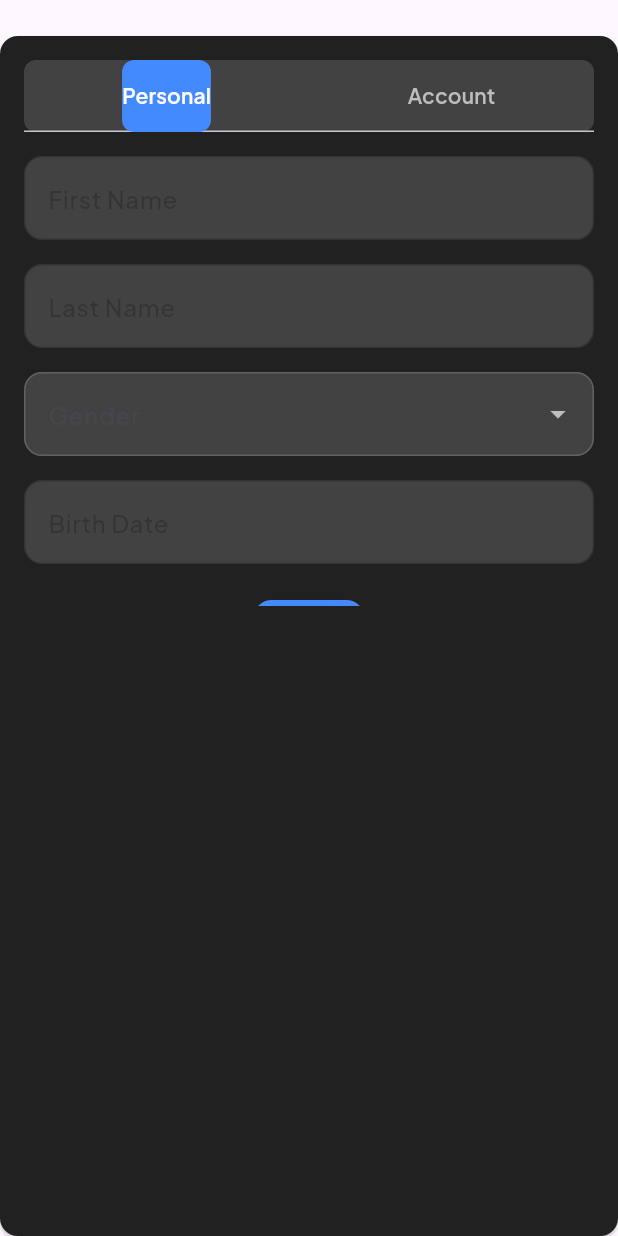
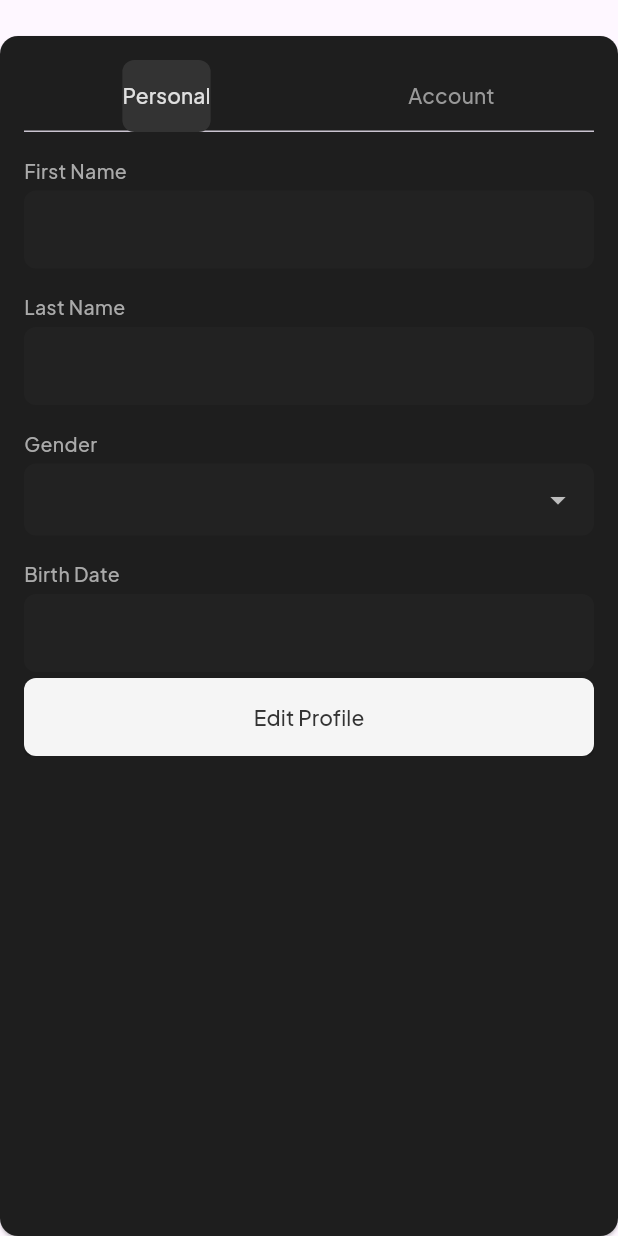
Before and after one commit to AsilMehaboob/BUNKR, a Flutter app: the TabbedProfileCard widget shown alone on an empty page, opened directly with empty values, on a phone screen of 412 x 824 dp. Run offline on Flutter 3.47's test engine with Material 3 defaults, Android fonts, the phone set to English and light mode, and no system bars; our stand-ins replace dio, flutter_secure_storage, google_fonts; accounts and stored records are empty; network calls fail.

Commit message:
updated tabbed card

```diff
--- a/lib/widgets/tabbed_profile_card.dart
+++ b/lib/widgets/tabbed_profile_card.dart
@@ -1,7 +1,6 @@
 // widgets/tabbed_profile_card.dart
 import 'package:flutter/material.dart';
 import '../services/profile_service.dart';
-import '../services/user_service.dart';
 
 class TabbedProfileCard extends StatefulWidget {
   final Map<String, dynamic> userData;
@@ -19,6 +18,16 @@ class TabbedProfileCard extends StatefulWidget {
 
 class _TabbedProfileCardState extends State<TabbedProfileCard>
     with SingleTickerProviderStateMixin {
+  // Color Constants
+  static const primaryBackground = Color(0xFF1E1E1E);
+  static const primaryText = Color(0xFFE0E0E0);
+  static const secondaryText = Color(0xFFAAAAAA);
+  static const inputBackground = Color(0xFF222222);
+  static const selectedTabBg = Color(0xFF333333);
+  static const unselectedTabText = Color(0xFF999999);
+  static const buttonBg = Color(0xFFF5F5F5);
+  static const buttonText = Color(0xFF333333);
+
   late TabController _tabController;
   late final ProfileService _profileService;
   late TextEditingController _firstNameController;
@@ -50,19 +59,21 @@ class _TabbedProfileCardState extends State<TabbedProfileCard>
   @override
   Widget build(BuildContext context) {
     return Card(
-      color: Colors.grey[900],
+      color: primaryBackground,
       margin: const EdgeInsets.only(top: 24),
       shape: RoundedRectangleBorder(borderRadius: BorderRadius.circular(12)),
       child: Padding(
         padding: const EdgeInsets.all(16.0),
         child: Column(
+          crossAxisAlignment: CrossAxisAlignment.start,
           children: [
             _buildTabBar(),
             const SizedBox(height: 16),
             SizedBox(
-              height: 300,
+              height: 400,
               child: TabBarView(
                 controller: _tabController,
+                physics: const NeverScrollableScrollPhysics(),
                 children: [
                   _buildPersonalTab(),
                   _buildAccountTab(),
@@ -78,17 +89,22 @@ class _TabbedProfileCardState extends State<TabbedProfileCard>
   Widget _buildTabBar() {
     return Container(
       decoration: BoxDecoration(
-        color: Colors.grey[800],
+        color: primaryBackground,
         borderRadius: BorderRadius.circular(8),
       ),
       child: TabBar(
         controller: _tabController,
         indicator: BoxDecoration(
           borderRadius: BorderRadius.circular(8),
-          color: Colors.blueAccent,
+          color: selectedTabBg,
         ),
-        labelColor: Colors.white,
-        unselectedLabelColor: Colors.grey[400],
+        labelColor: primaryText,
+        unselectedLabelColor: unselectedTabText,
+        labelStyle: const TextStyle(
+          fontWeight: FontWeight.w500,
+          fontSize: 14,
+        ),
+        isScrollable: false,
         tabs: const [
           Tab(text: 'Personal'),
           Tab(text: 'Account'),
@@ -98,24 +114,88 @@ class _TabbedProfileCardState extends State<TabbedProfileCard>
   }
 
   Widget _buildPersonalTab() {
-    return SingleChildScrollView(
-      child: Column(
+    return Column(
+      crossAxisAlignment: CrossAxisAlignment.start,
       children: [
+        _buildInputField('First Name', _firstNameController),
+        const SizedBox(height: 16),
+        _buildInputField('Last Name', _lastNameController),
+        const SizedBox(height: 16),
+        _buildGenderDropdown(),
+        const SizedBox(height: 16),
+        _buildDateInput(),
+        const Spacer(),
+        _buildActionButtons(),
+      ],
+    );
+  }
+
+  Widget _buildAccountTab() {
+    return Column(
+      crossAxisAlignment: CrossAxisAlignment.start,
+      children: [
+        _buildAccountInfo('Username', '@${widget.userData['username']}'),
+        const SizedBox(height: 16),
+        _buildAccountInfo('Email', widget.userData['email']),
+        const SizedBox(height: 16),
+        _buildAccountInfo('Mobile', '+${widget.userData['mobile']}'),
+        const SizedBox(height: 16),
+        _buildAccountInfo(
+          'Account Created',
+          DateTime.parse(widget.userData['created_at'])
+              .toLocal()
+              .toString()
+              .split(' ')[0],
+        ),
+        const Spacer(),
+      ],
+    );
+  }
+
+  Widget _buildInputField(String label, TextEditingController controller) {
+    return Column(
+      crossAxisAlignment: CrossAxisAlignment.start,
+      children: [
+        Text(label, style: const TextStyle(color: secondaryText, fontSize: 13)),
+        const SizedBox(height: 4),
         TextFormField(
-            controller: _firstNameController,
+          controller: controller,
           enabled: _isEditing && !_isUpdating,
-            decoration: _inputDecoration('First Name'),
+          style: const TextStyle(color: primaryText),
+          decoration: InputDecoration(
+            filled: true,
+            fillColor: inputBackground,
+            border: OutlineInputBorder(
+              borderRadius: BorderRadius.circular(8),
+              borderSide: BorderSide.none,
             ),
-          const SizedBox(height: 16),
-          TextFormField(
-            controller: _lastNameController,
-            enabled: _isEditing && !_isUpdating,
-            decoration: _inputDecoration('Last Name'),
+            contentPadding: const EdgeInsets.symmetric(
+              horizontal: 16, vertical: 14),
           ),
-          const SizedBox(height: 16),
+        ),
+      ],
+    );
+  }
+
+  Widget _buildGenderDropdown() {
+    return Column(
+      crossAxisAlignment: CrossAxisAlignment.start,
+      children: [
+        const Text('Gender', style: TextStyle(color: secondaryText, fontSize: 13)),
+        const SizedBox(height: 4),
         DropdownButtonFormField<String>(
           value: _gender,
-            decoration: _inputDecoration('Gender'),
+          dropdownColor: inputBackground,
+          style: const TextStyle(color: primaryText),
+          decoration: InputDecoration(
+            filled: true,
+            fillColor: inputBackground,
+            border: OutlineInputBorder(
+              borderRadius: BorderRadius.circular(8),
+              borderSide: BorderSide.none,
+            ),
+            contentPadding: const EdgeInsets.symmetric(horizontal: 16),
+          ),
           items: const [
             DropdownMenuItem(value: 'male', child: Text('Male')),
             DropdownMenuItem(value: 'female', child: Text('Female')),
@@ -124,57 +204,56 @@ class _TabbedProfileCardState extends State<TabbedProfileCard>
               ? (value) => setState(() => _gender = value!)
               : null,
         ),
-          const SizedBox(height: 16),
+      ],
+    );
+  }
+
+  Widget _buildDateInput() {
+    return Column(
+      crossAxisAlignment: CrossAxisAlignment.start,
+      children: [
+        const Text('Birth Date', style: TextStyle(color: secondaryText, fontSize: 13)),
+        const SizedBox(height: 4),
         TextFormField(
           readOnly: true,
           enabled: _isEditing && !_isUpdating,
           controller: TextEditingController(text: _birthDate),
-            decoration: _inputDecoration('Birth Date'),
+          style: const TextStyle(color: primaryText),
+          decoration: InputDecoration(
+            filled: true,
+            fillColor: inputBackground,
+            border: OutlineInputBorder(
+              borderRadius: BorderRadius.circular(8),
+              borderSide: BorderSide.none,
+            ),
+            contentPadding: const EdgeInsets.symmetric(
+              horizontal: 16, vertical: 14),
+            suffixIcon: _isEditing
+                ? const Icon(Icons.calendar_today, color: secondaryText, size: 20)
+                : null,
+          ),
           onTap: _isEditing ? _selectDate : null,
-          ),
-          const SizedBox(height: 24),
-          _buildActionButtons(),
-        ],
-      ),
-    );
-  }
-
-  Widget _buildAccountTab() {
-    return ListView(
-      padding: const EdgeInsets.symmetric(horizontal: 8),
-      children: [
-        _buildAccountInfo('Username', '@${widget.userData['username']}'),
-        _buildAccountInfo('Email', widget.userData['email']),
-        _buildAccountInfo('Mobile', '+${widget.userData['mobile']}'),
-        _buildAccountInfo(
-          'Account Created',
-          DateTime.parse(widget.userData['created_at'])
-              .toLocal()
-              .toString()
-              .split(' ')[0],
         ),
       ],
     );
   }
 
   Widget _buildAccountInfo(String title, String value) {
-    return Padding(
-      padding: const EdgeInsets.symmetric(vertical: 8),
-      child: Column(
+    return Column(
       crossAxisAlignment: CrossAxisAlignment.start,
       children: [
-          Text(title, style: TextStyle(color: Colors.grey[400])),
+        Text(title, style: const TextStyle(color: secondaryText, fontSize: 13)),
         const SizedBox(height: 4),
         Container(
-            padding: const EdgeInsets.all(12),
+          width: double.infinity,
+          padding: const EdgeInsets.all(16),
           decoration: BoxDecoration(
-              color: Colors.grey[800],
+            color: inputBackground,
             borderRadius: BorderRadius.circular(8),
           ),
-            child: Text(value, style: const TextStyle(color: Colors.white)),
+          child: Text(value, style: const TextStyle(color: primaryText)),
         ),
       ],
-      ),
     );
   }
 
@@ -187,13 +266,13 @@ class _TabbedProfileCardState extends State<TabbedProfileCard>
         ? Row(
             children: [
               Expanded(
-                child: OutlinedButton(
+                child: TextButton(
                   onPressed: _cancelEditing,
-                  style: OutlinedButton.styleFrom(
-                    foregroundColor: Colors.white,
+                  style: TextButton.styleFrom(
+                    foregroundColor: primaryText,
                     padding: const EdgeInsets.symmetric(vertical: 16),
                     shape: RoundedRectangleBorder(
-                      borderRadius: BorderRadius.circular(12),
+                      borderRadius: BorderRadius.circular(8),
                     ),
                   ),
                   child: const Text('Cancel'),
@@ -204,10 +283,11 @@ class _TabbedProfileCardState extends State<TabbedProfileCard>
                 child: ElevatedButton(
                   onPressed: _submitForm,
                   style: ElevatedButton.styleFrom(
-                    backgroundColor: Colors.blueAccent,
+                    backgroundColor: buttonBg,
+                    foregroundColor: buttonText,
                     padding: const EdgeInsets.symmetric(vertical: 16),
                     shape: RoundedRectangleBorder(
-                      borderRadius: BorderRadius.circular(12),
+                      borderRadius: BorderRadius.circular(8),
                     ),
                   ),
                   child: const Text('Save Changes'),
@@ -218,15 +298,18 @@ class _TabbedProfileCardState extends State<TabbedProfileCard>
         : ElevatedButton(
             onPressed: () => setState(() => _isEditing = true),
             style: ElevatedButton.styleFrom(
-              backgroundColor: Colors.blueAccent,
+              backgroundColor: buttonBg,
+              foregroundColor: buttonText,
               padding: const EdgeInsets.symmetric(vertical: 16),
+              minimumSize: const Size(double.infinity, 50),
               shape: RoundedRectangleBorder(
-                borderRadius: BorderRadius.circular(12),
+                borderRadius: BorderRadius.circular(8),
               ),
             ),
             child: const Text('Edit Profile'),
           );
   }
+
 
   InputDecoration _inputDecoration(String label) {
     return InputDecoration(
```
Lines whose indentation alone changed are shown as unchanged.
